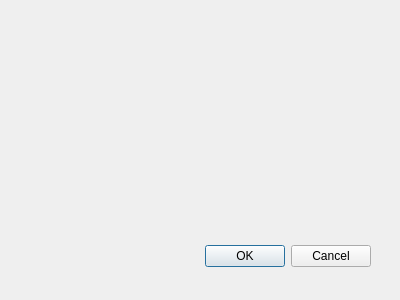
jykim74/CertMan, file CertMan/cmp_srv_dlg.ui: the form before one commit.
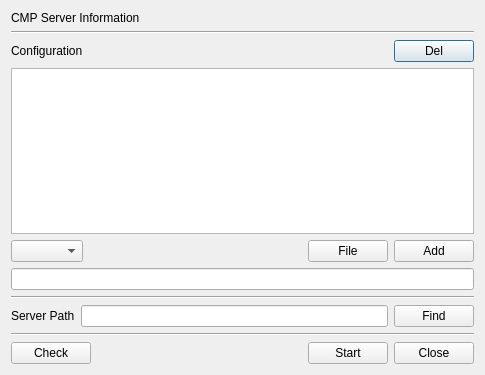
The form after the commit.

What changed in the file:
```diff
--- a/CertMan/cmp_srv_dlg.ui
+++ b/CertMan/cmp_srv_dlg.ui
@@ -6,29 +6,186 @@
    <rect>
     <x>0</x>
     <y>0</y>
-    <width>400</width>
-    <height>300</height>
+    <width>485</width>
+    <height>375</height>
    </rect>
   </property>
   <property name="windowTitle">
    <string>CMP Server Windows</string>
   </property>
-  <widget class="QDialogButtonBox" name="buttonBox">
-   <property name="geometry">
-    <rect>
-     <x>30</x>
-     <y>240</y>
-     <width>341</width>
-     <height>32</height>
-    </rect>
-   </property>
-   <property name="orientation">
-    <enum>Qt::Horizontal</enum>
-   </property>
-   <property name="standardButtons">
-    <set>QDialogButtonBox::Cancel|QDialogButtonBox::Ok</set>
-   </property>
-  </widget>
+  <layout class="QVBoxLayout" name="verticalLayout">
+   <item>
+    <widget class="QLabel" name="label">
+     <property name="text">
+      <string>CMP Server Information</string>
+     </property>
+    </widget>
+   </item>
+   <item>
+    <widget class="Line" name="line">
+     <property name="orientation">
+      <enum>Qt::Horizontal</enum>
+     </property>
+    </widget>
+   </item>
+   <item>
+    <layout class="QGridLayout" name="gridLayout">
+     <item row="0" column="2">
+      <widget class="QPushButton" name="mDelBtn">
+       <property name="text">
+        <string>Del</string>
+       </property>
+      </widget>
+     </item>
+     <item row="0" column="0">
+      <widget class="QLabel" name="label_2">
+       <property name="text">
+        <string>Configuration</string>
+       </property>
+      </widget>
+     </item>
+     <item row="0" column="1">
+      <spacer name="horizontalSpacer_3">
+       <property name="orientation">
+        <enum>Qt::Horizontal</enum>
+       </property>
+       <property name="sizeHint" stdset="0">
+        <size>
+         <width>40</width>
+         <height>20</height>
+        </size>
+       </property>
+      </spacer>
+     </item>
+    </layout>
+   </item>
+   <item>
+    <widget class="QTableWidget" name="mConfigTable">
+     <property name="contextMenuPolicy">
+      <enum>Qt::CustomContextMenu</enum>
+     </property>
+    </widget>
+   </item>
+   <item>
+    <layout class="QGridLayout" name="gridLayout_2">
+     <property name="topMargin">
+      <number>0</number>
+     </property>
+     <item row="0" column="0">
+      <widget class="QComboBox" name="mNameCombo"/>
+     </item>
+     <item row="0" column="1">
+      <spacer name="horizontalSpacer_2">
+       <property name="orientation">
+        <enum>Qt::Horizontal</enum>
+       </property>
+       <property name="sizeHint" stdset="0">
+        <size>
+         <width>40</width>
+         <height>20</height>
+        </size>
+       </property>
+      </spacer>
+     </item>
+     <item row="0" column="3">
+      <widget class="QPushButton" name="mAddBtn">
+       <property name="text">
+        <string>Add</string>
+       </property>
+      </widget>
+     </item>
+     <item row="0" column="2">
+      <widget class="QPushButton" name="mFileFindBtn">
+       <property name="text">
+        <string>File</string>
+       </property>
+      </widget>
+     </item>
+    </layout>
+   </item>
+   <item>
+    <widget class="QLineEdit" name="mValueText"/>
+   </item>
+   <item>
+    <widget class="Line" name="line_3">
+     <property name="orientation">
+      <enum>Qt::Horizontal</enum>
+     </property>
+    </widget>
+   </item>
+   <item>
+    <layout class="QGridLayout" name="gridLayout_4">
+     <property name="topMargin">
+      <number>0</number>
+     </property>
+     <item row="0" column="1">
+      <widget class="QLineEdit" name="mServerPathText"/>
+     </item>
+     <item row="0" column="0">
+      <widget class="QLabel" name="label_3">
+       <property name="text">
+        <string>Server Path</string>
+       </property>
+      </widget>
+     </item>
+     <item row="0" column="2">
+      <widget class="QPushButton" name="mFindBtn">
+       <property name="text">
+        <string>Find</string>
+       </property>
+      </widget>
+     </item>
+    </layout>
+   </item>
+   <item>
+    <widget class="Line" name="line_2">
+     <property name="orientation">
+      <enum>Qt::Horizontal</enum>
+     </property>
+    </widget>
+   </item>
+   <item>
+    <layout class="QGridLayout" name="gridLayout_3">
+     <property name="topMargin">
+      <number>0</number>
+     </property>
+     <item row="0" column="0">
+      <widget class="QPushButton" name="mCheckBtn">
+       <property name="text">
+        <string>Check</string>
+       </property>
+      </widget>
+     </item>
+     <item row="0" column="3">
+      <widget class="QPushButton" name="mCloseBtn">
+       <property name="text">
+        <string>Close</string>
+       </property>
+      </widget>
+     </item>
+     <item row="0" column="2">
+      <widget class="QPushButton" name="mStartBtn">
+       <property name="text">
+        <string>Start</string>
+       </property>
+      </widget>
+     </item>
+     <item row="0" column="1">
+      <spacer name="horizontalSpacer">
+       <property name="orientation">
+        <enum>Qt::Horizontal</enum>
+       </property>
+       <property name="sizeHint" stdset="0">
+        <size>
+         <width>40</width>
+         <height>20</height>
+        </size>
+       </property>
+      </spacer>
+     </item>
+    </layout>
+   </item>
+  </layout>
  </widget>
  <resources/>
  <connections>
```
Left out of the diff: 35 changed lines with no effect on the pictures.
